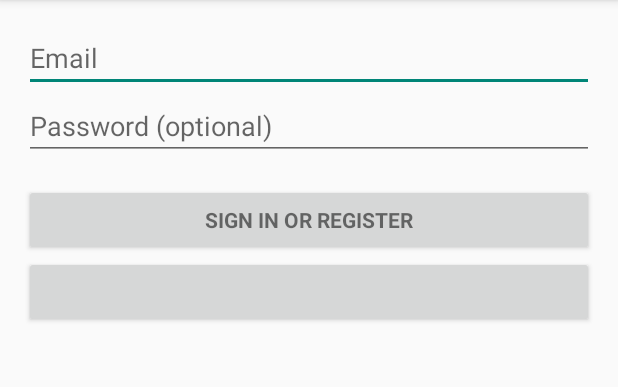
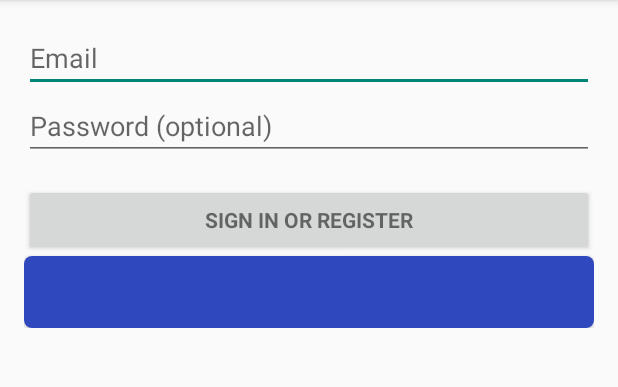
Before and after one commit to lluisruscalleda/android-studio, an Android app: the screen it shows after launch (LoginActivity), on a phone screen of 412 x 824 dp, the part 84-471 px from its top. Run offline under Robolectric (Android 15) with nearby library versions, the phone set to English and light mode, and no system bars; our stand-ins replace Volley; libraries missing offline, so code that uses them is left out: com.codeslap.persistence, com.crashlytics.android, com.facebook, com.facebook.model, com.facebook.widget and 2 more; plain views replace LoginButton; 6 statements that could not run were skipped.

Commit message:
facebook button style + app colors

```diff
--- /dev/null
+++ b/app/src/main/res/drawable/rounded_blue_rectangle.xml
@@ -0,0 +1,7 @@
+<?xml version="1.0" encoding="utf-8"?>
+<shape xmlns:android="http://schemas.android.com/apk/res/android">
+    <solid android:color="@color/oa_blue_facebook" />
+
+
+    <corners android:radius="5dp" />
+</shape>
--- a/app/src/main/res/values/styles.xml
+++ b/app/src/main/res/values/styles.xml
@@ -5,4 +5,13 @@
         <!-- Customize your theme here. -->
     </style>
 
+
+
+    <!--Style del Login de facebook-->
+    <style name="FacebookLoginButton">
+        <item name="android:textSize">14sp</item>
+        <item name="android:background">@drawable/rounded_blue_rectangle</item>
+        <item name="android:textColor">@color/white</item>
+        <item name="android:layout_gravity">center_horizontal</item>
+    </style>
 </resources>
```
Also changed, not shown: app/src/main/res/values/color.xml (+35 -15 lines).
